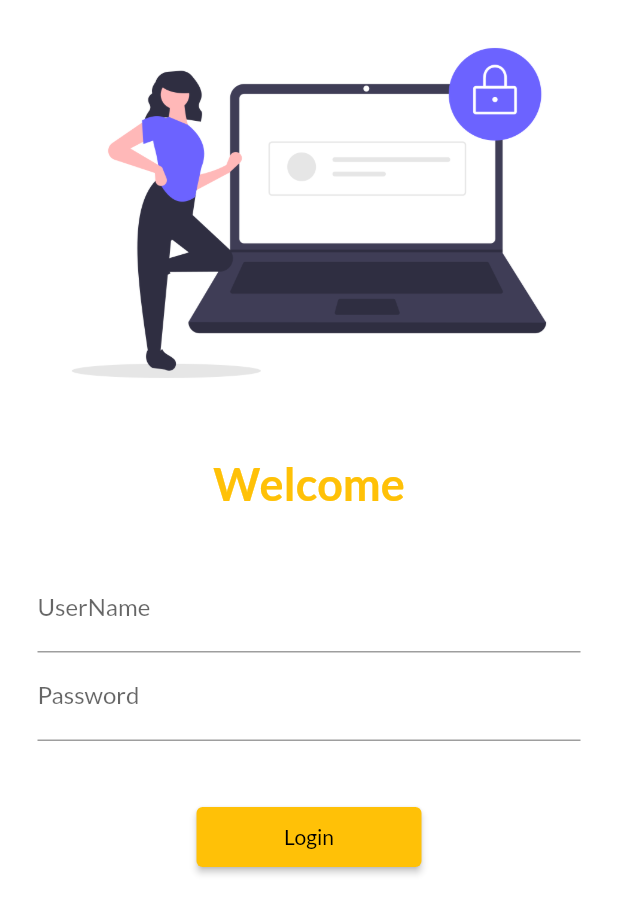
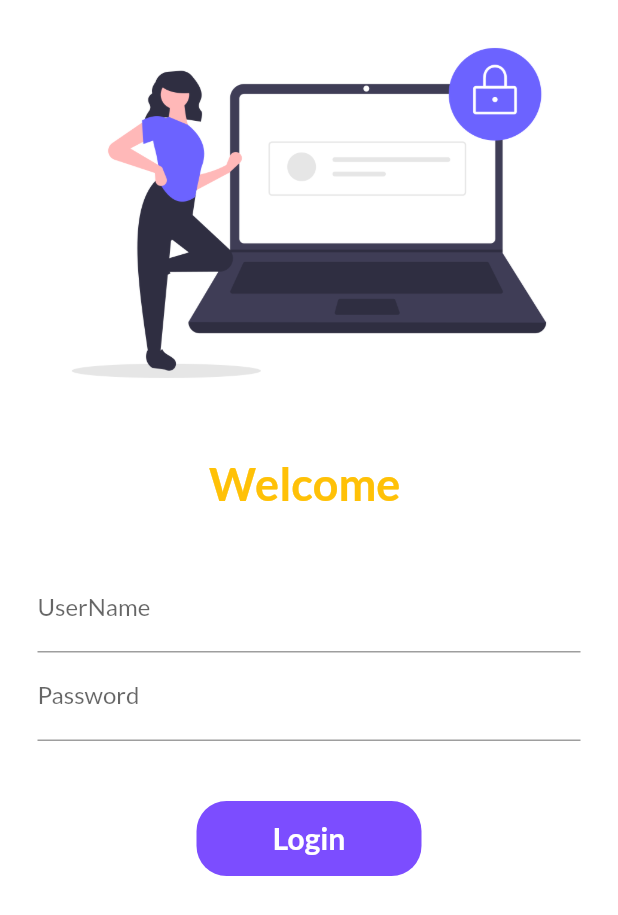
Before and after one commit to Dewansh07/learningdart, a Flutter app: the screen it shows after launch, on a phone screen of 412 x 824 dp. Shown: the top 915 px of the screen. Run offline on Flutter 3.47's test engine with Material 2 defaults, Android fonts, the phone set to English and light mode, and no system bars; our stand-ins replace google_fonts.

Commit message:
day 6 done

```diff
--- a/lib/pages/login_page.dart
+++ b/lib/pages/login_page.dart
@@ -5,9 +5,16 @@
 import 'package:google_fonts/google_fonts.dart';
 import 'package:learningdart/utils/routes.dart';
 
-class LoginPage extends StatelessWidget {
+class LoginPage extends StatefulWidget {
   const LoginPage({super.key});
 
+  @override
+  State<LoginPage> createState() => _LoginPageState();
+}
+
+class _LoginPageState extends State<LoginPage> {
+  String name = "";
+  bool changeButton = false;
   @override
   Widget build(BuildContext context) {
     return Material(
@@ -23,7 +30,7 @@
                 height: 20,
               ),
               Text(
-                "Welcome",
+                "Welcome $name",
                 style: TextStyle(
                     fontSize: 30,
                     fontWeight: FontWeight.bold,
@@ -33,7 +40,8 @@
                 height: 20,
               ),
               Padding(
-                padding:
+                //padding use karne ke liye phele humne dono ko wrap kiya colomn main then
+                padding: //whole column ko padding appply kar diya
                     const EdgeInsets.symmetric(vertical: 16, horizontal: 25),
                 child: Column(
                   children: [
@@ -42,6 +50,11 @@
                         hintText: "Enter the UserName",
                         labelText: "UserName",
                       ),
+                      onChanged: (value) {
+                        setState(() {
+                          name = value;
+                        });
+                      },
                     ),
                     TextFormField(
                       obscureText: true,
@@ -53,15 +66,55 @@
                     SizedBox(
                       height: 40,
                     ),
-                    ElevatedButton(
-                      style: TextButton.styleFrom(
-                        minimumSize: Size(150, 40),
-                      ),
-                      onPressed: () {
+
+                    InkWell(
+                      onTap: () async {
+                        setState(() {
+                          changeButton = true;
+                        });
+
+                        await Future.delayed(Duration(seconds: 1));
                         Navigator.pushNamed(context, MyRoutes.homeroute);
                       },
-                      child: Text("Login"),
-                    )
+                      child: AnimatedContainer(
+                        //container ko clickable banane ke liye wrap with inkwell or gesture blah blah.
+                        // inkwell main animation gesture main plain
+                        //using container kyuki elevateed button
+                        //size change nhi hota hai
+                        duration: Duration(seconds: 1),
+                        width: changeButton ? 100 : 150,
+                        height: 50,
+                        alignment: Alignment.center,
+                        decoration: BoxDecoration(
+                            color: Colors.deepPurpleAccent,
+                            // shape: changeButton
+                            //     ? BoxShape.circle     can use this as well but wtv
+                            //     : BoxShape.rectangle,
+                            borderRadius:
+                                BorderRadius.circular(changeButton ? 50 : 20)),
+                        child: changeButton
+                            ? Icon(
+                                Icons.done,
+                                color: Colors.white,
+                              )
+                            : Text(
+                                "Login",
+                                style: TextStyle(
+                                    color: Colors.white,
+                                    fontSize: 20,
+                                    fontWeight: FontWeight.bold),
+                              ),
+                      ),
+                    ),
+                    // ElevatedButton(
+                    //   style: TextButton.styleFrom(
+                    //     minimumSize: Size(150, 40),
+                    //   ),
+                    //   onPressed: () {
+                    //     Navigator.pushNamed(context, MyRoutes.homeroute);
+                    //   },
+                    //   child: Text("Login"),
+                    // )
                   ],
                 ),
               ),
```
